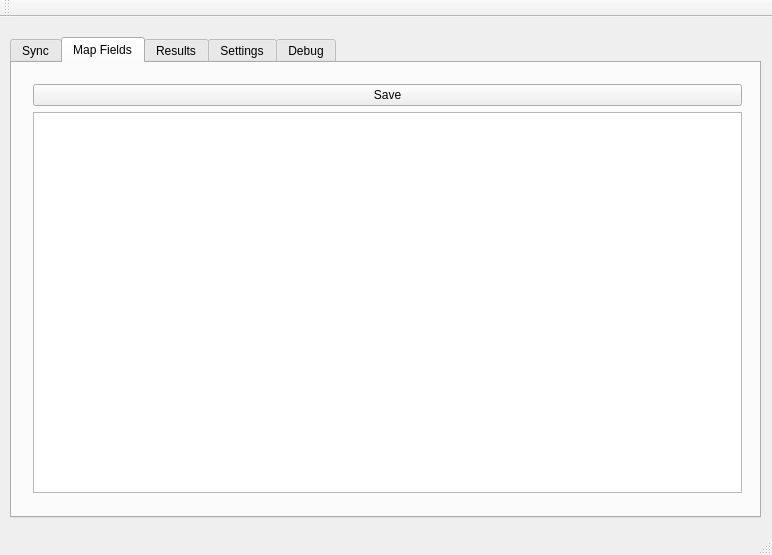
Above: QT/ADP/mainwindow.ui from beckf/vc-adp-sync before the change. Below: the same form after it.
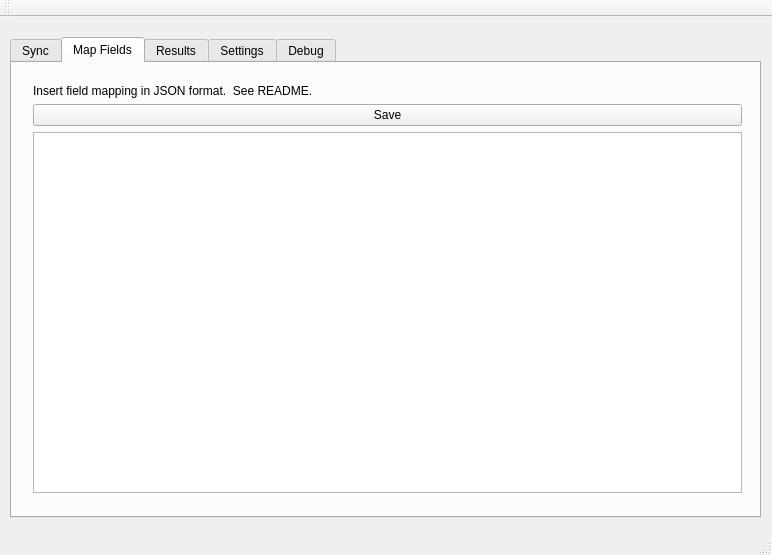
That is the form after the change. The open tabs and pages were chosen to show the change.

Commit message: working field maps

What changed in the file:
```diff
--- a/QT/ADP/mainwindow.ui
+++ b/QT/ADP/mainwindow.ui
@@ -105,6 +105,13 @@
        </rect>
       </property>
       <layout class="QVBoxLayout" name="verticalLayout_3">
+       <item>
+        <widget class="QLabel" name="label">
+         <property name="text">
+          <string>Insert field mapping in JSON format.  See README.</string>
+         </property>
+        </widget>
+       </item>
        <item>
         <widget class="QPushButton" name="btn_saveFieldMap">
          <property name="text">
```
The commit also changes 2 other files.
